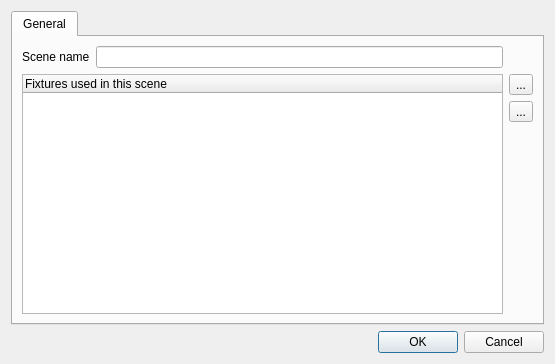
Above: main/sceneeditor.ui from Andersbakken/qlc before the change. Below: the same form after it.
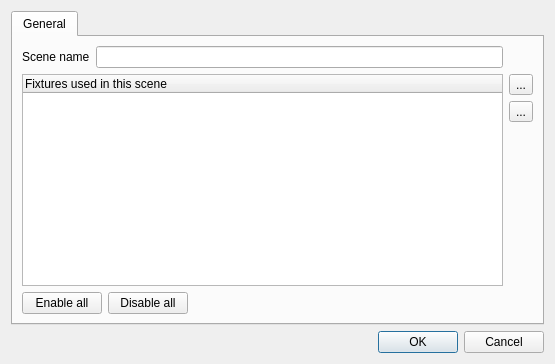
That is the form after the change. Icons and pictures are not drawn.

Commit message: Changed scene editor's menu bar into a toolbar and added some icons for that.

```diff
--- a/main/sceneeditor.ui
+++ b/main/sceneeditor.ui
@@ -12,8 +12,8 @@
   <property name="windowTitle" >
    <string>Scene editor</string>
   </property>
-  <layout class="QGridLayout" name="gridLayout" >
-   <item row="0" column="0" colspan="2" >
+  <layout class="QVBoxLayout" name="verticalLayout_2" >
+   <item>
     <widget class="QTabWidget" name="m_tab" >
      <property name="currentIndex" >
       <number>0</number>
@@ -22,7 +22,7 @@
       <attribute name="title" >
        <string>General</string>
       </attribute>
-      <layout class="QGridLayout" name="gridLayout_2" >
+      <layout class="QGridLayout" name="gridLayout" >
        <item row="0" column="0" >
         <widget class="QLabel" name="m_nameLabel" >
          <property name="text" >
@@ -30,14 +30,14 @@
          </property>
         </widget>
        </item>
-       <item row="0" column="1" >
+       <item row="0" column="1" colspan="3" >
         <widget class="QLineEdit" name="m_nameEdit" >
          <property name="toolTip" >
           <string>Name of this scene</string>
          </property>
         </widget>
        </item>
-       <item row="1" column="0" colspan="2" >
+       <item row="1" column="0" colspan="4" >
         <widget class="QTreeWidget" name="m_tree" >
          <property name="alternatingRowColors" >
           <bool>true</bool>
@@ -64,7 +64,7 @@
          </column>
         </widget>
        </item>
-       <item row="1" column="2" >
+       <item rowspan="2" row="1" column="4" >
         <layout class="QVBoxLayout" name="verticalLayout" >
          <item>
           <widget class="QToolButton" name="m_addFixtureButton" >
@@ -121,11 +121,44 @@
          </item>
         </layout>
        </item>
+       <item row="2" column="0" colspan="2" >
+        <widget class="QPushButton" name="m_enableChannelsButton" >
+         <property name="toolTip" >
+          <string>Enable all fixtures' channels</string>
+         </property>
+         <property name="text" >
+          <string>Enable all</string>
+         </property>
+        </widget>
+       </item>
+       <item row="2" column="2" >
+        <widget class="QPushButton" name="m_disableChannelsButton" >
+         <property name="toolTip" >
+          <string>Disable all fixtures' channels</string>
+         </property>
+         <property name="text" >
+          <string>Disable all</string>
+         </property>
+        </widget>
+       </item>
+       <item row="2" column="3" >
+        <spacer name="horizontalSpacer" >
+         <property name="orientation" >
+          <enum>Qt::Horizontal</enum>
+         </property>
+         <property name="sizeHint" stdset="0" >
+          <size>
+           <width>299</width>
+           <height>20</height>
+          </size>
+         </property>
+        </spacer>
+       </item>
       </layout>
      </widget>
     </widget>
    </item>
-   <item row="1" column="1" >
+   <item>
     <widget class="QDialogButtonBox" name="m_buttonBox" >
      <property name="standardButtons" >
       <set>QDialogButtonBox::Cancel|QDialogButtonBox::Ok</set>
```
Left out of the diff: 36 changed lines with no effect on the pictures. The commit also changes 6 other files.
